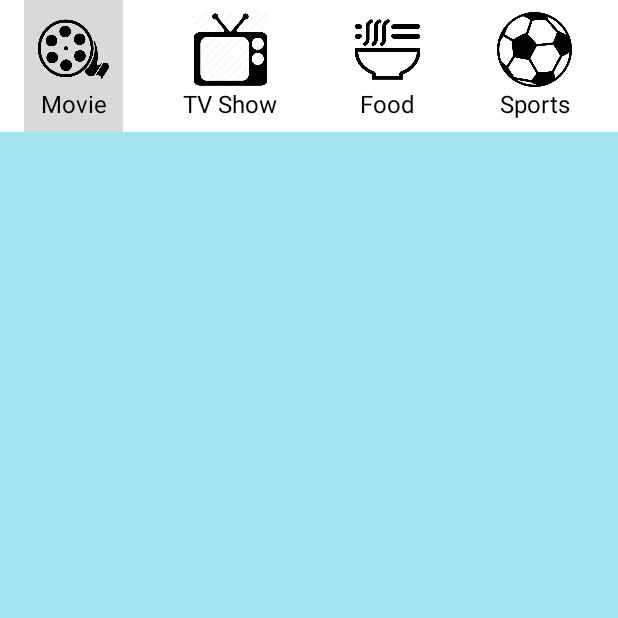
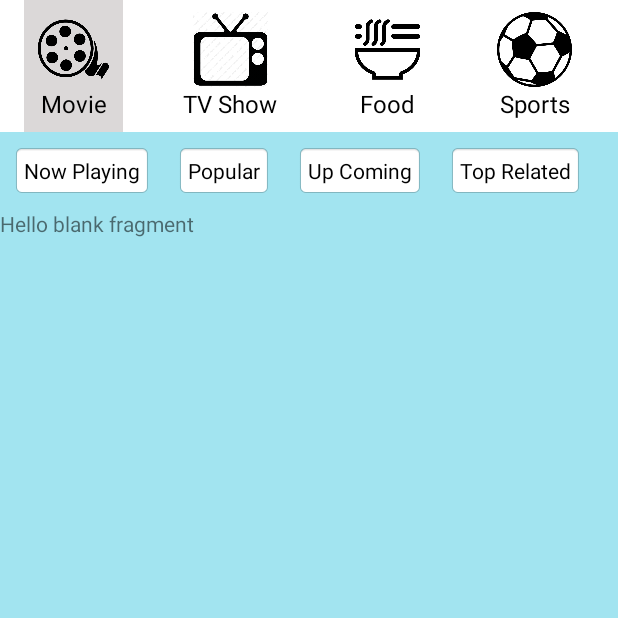
Before and after one commit to kelvintandrio/CaINFO, an Android app: the screen it shows after launch (MainActivity), on a phone screen of 412 x 824 dp, the top half of it. Run offline under Robolectric (Android 15) with nearby library versions, the phone set to English and light mode, and no system bars; our stand-ins replace RxJava; pictures from the network do not load.

Commit message:
create branch movie

```diff
--- a/app/build.gradle.kts
+++ b/app/build.gradle.kts
@@ -45,4 +45,5 @@ dependencies {
 
     implementation(project(":itemData"))
     implementation(project(":repository"))
+    implementation(project(":movieApps"))
 }
--- a/app/src/main/java/algorithm/kelvin/project/ca_info/view/MainActivity.kt
+++ b/app/src/main/java/algorithm/kelvin/project/ca_info/view/MainActivity.kt
@@ -2,7 +2,6 @@ package algorithm.kelvin.project.ca_info.view
 
 import algorithm.kelvin.project.ca_info.R
 import android.os.Bundle
-import android.util.Log
 import androidx.appcompat.app.AppCompatActivity
 import kotlinx.android.synthetic.main.activity_main.*
 
--- a/app/src/main/java/algorithm/kelvin/project/ca_info/view/MovieFragment.kt
+++ b/app/src/main/java/algorithm/kelvin/project/ca_info/view/MovieFragment.kt
@@ -4,6 +4,8 @@ package algorithm.kelvin.project.ca_info.view
 import algorithm.kelvin.project.ca_info.R
 import algorithm.kelvin.project.ca_info.viewmodel.MovieViewModel
 import algorithm.kelvin.project.ca_info.vmfactory.MovieVMFactory
+import algorithm.kelvin.project.movieApps.NowPlaying
+import algorithm.kelvin.project.movieApps.Related
 import algorithm.kelvin.project.repository.BuildConfig
 import android.os.Bundle
 import android.view.LayoutInflater
@@ -18,14 +20,15 @@ import com.bumptech.glide.Glide
 import dataItem.adapter.setupAdapterData
 import dataItem.data.Data
 import io.reactivex.disposables.CompositeDisposable
+import kotlinx.android.synthetic.main.activity_main.*
 import kotlinx.android.synthetic.main.fragment_movie.*
 import kotlinx.android.synthetic.main.item_data_movie.view.*
 
 class MovieFragment : Fragment() {
-    private val mainViewModel by lazy {
+    /*private val mainViewModel by lazy {
         ViewModelProviders.of(this,
             MovieVMFactory(movieRepository = ApiRepository(), compositeDisposable = CompositeDisposable())).get(MovieViewModel::class.java)
-    }
+    }*/
 
     override fun onCreateView(inflater: LayoutInflater, container: ViewGroup?, savedInstanceState: Bundle?): View? {
         return inflater.inflate(R.layout.fragment_movie, container, false)
@@ -33,7 +36,12 @@ class MovieFragment : Fragment() {
 
     override fun onViewCreated(view: View, savedInstanceState: Bundle?) {
         super.onViewCreated(view, savedInstanceState)
-        rvMovie.setupAdapterData<Data.ListCatalog>(R.layout.item_data_movie) {
+
+        val moviePageAdapter = MainPageAdapter(requireFragmentManager())
+        moviePageAdapter.addPageMenu(NowPlaying(), Related())
+        movie_viewpager.adapter = moviePageAdapter
+
+        /*rvMovie.setupAdapterData<Data.ListCatalog>(R.layout.item_data_movie) {
             data {
                 Glide.with(requireContext()).load("${BuildConfig.URL_IMAGE}${item?.poster}").into(viewAdapterData.imgPosterMovie)
                 viewAdapterData.tvTitleMovie.text = item?.title
@@ -47,6 +55,6 @@ class MovieFragment : Fragment() {
             })
             setLayoutManager(linearLayoutManager(), 0)
             setAdapter()
-        }
+        }*/
     }
 }
--- a/app/src/main/java/algorithm/kelvin/project/ca_info/viewmodel/MovieViewModel.kt
+++ b/app/src/main/java/algorithm/kelvin/project/ca_info/viewmodel/MovieViewModel.kt
@@ -9,4 +9,9 @@ import io.reactivex.disposables.CompositeDisposable
 
 class MovieViewModel(private val movieRepository: ApiRepository, private val compositeDisposable: CompositeDisposable): ViewModel() {
     fun getDataMovie(type: String): LiveData<PagedList<Data.ListCatalog>> = movieRepository.getMovie(compositeDisposable, type)
+
+    override fun onCleared() {
+        super.onCleared()
+        compositeDisposable.dispose()
+    }
 }
--- a/app/src/main/res/layout/fragment_movie.xml
+++ b/app/src/main/res/layout/fragment_movie.xml
@@ -1,14 +1,57 @@
 <?xml version="1.0" encoding="utf-8"?>
 <FrameLayout xmlns:android="http://schemas.android.com/apk/res/android"
     xmlns:tools="http://schemas.android.com/tools"
+    xmlns:app="http://schemas.android.com/apk/res-auto"
     style="@style/LayoutWidthHeightTypeOne"
     android:id="@+id/frameMovie"
     android:background="@color/colorBackgroundMovie"
     tools:context=".view.MovieFragment">
 
-    <androidx.recyclerview.widget.RecyclerView
-        android:id="@+id/rvMovie"
-        style="@style/LayoutWidthHeightTypeOne"
-        android:layout_margin="8dp" />
+    <LinearLayout
+        android:orientation="vertical"
+        android:layout_width="match_parent"
+        android:layout_height="wrap_content">
+
+        <HorizontalScrollView
+            android:scrollbars="none"
+            style="@style/LayoutWidthHeightTypeTwo">
+
+            <LinearLayout
+                android:layout_marginTop="8dp"
+                android:orientation="horizontal"
+                android:layout_width="wrap_content"
+                android:layout_height="wrap_content">
+
+                <TextView
+                    android:id="@+id/tvNowPlaying"
+                    style="@style/StyleTabChildItem"
+                    android:text="@string/now_playing"/>
+
+                <TextView
+                    android:id="@+id/tvPopular"
+                    style="@style/StyleTabChildItem"
+                    android:text="@string/popular"/>
+
+                <TextView
+                    android:id="@+id/tvUpComing"
+                    style="@style/StyleTabChildItem"
+                    android:text="@string/up_coming"/>
+
+                <TextView
+                    android:id="@+id/tvTopRelated"
+                    style="@style/StyleTabChildItem"
+                    android:text="@string/top_related"/>
+
+            </LinearLayout>
+
+        </HorizontalScrollView>
+
+        <androidx.viewpager.widget.ViewPager
+            android:id="@+id/movie_viewpager"
+            android:layout_marginTop="8dp"
+            style="@style/LayoutWidthHeightTypeOne"
+            app:layout_behavior="com.google.android.material.appbar.AppBarLayout$ScrollingViewBehavior" />
+
+    </LinearLayout>
 
 </FrameLayout>
--- a/app/src/main/res/values/strings.xml
+++ b/app/src/main/res/values/strings.xml
@@ -11,4 +11,8 @@
     <string name="hello_blank_fragment">Hello blank fragment</string>
     <string name="title">Title</string>
     <string name="date">Date</string>
+    <string name="now_playing">Now Playing</string>
+    <string name="popular">Popular</string>
+    <string name="up_coming">Up Coming</string>
+    <string name="top_related">Top Related</string>
 </resources>
--- a/app/src/main/res/values/styles.xml
+++ b/app/src/main/res/values/styles.xml
@@ -43,4 +43,14 @@
         <item name="android:textColor">@android:color/black</item>
     </style>
 
+    <style name="StyleTabChildItem">
+        <item name="android:layout_width">wrap_content</item>
+        <item name="android:layout_height">wrap_content</item>
+        <item name="android:background">@android:drawable/editbox_background</item>
+        <item name="android:padding">8dp</item>
+        <item name="android:layout_marginLeft">8dp</item>
+        <item name="android:layout_marginRight">8dp</item>
+        <item name="android:textColor">@android:color/black</item>
+    </style>
+
 </resources>
--- /dev/null
+++ b/movieApps/src/main/AndroidManifest.xml
@@ -0,0 +1,4 @@
+<manifest package="algorithm.kelvin.project.movieApps"
+    xmlns:android="http://schemas.android.com/apk/res/android">
+    <uses-permission android:name="android.permission.INTERNET"/>
+</manifest>
--- /dev/null
+++ b/movieApps/src/main/java/algorithm/kelvin/project/movieApps/NowPlaying.kt
@@ -0,0 +1,18 @@
+package algorithm.kelvin.project.movieApps
+
+import android.os.Bundle
+import androidx.fragment.app.Fragment
+import android.view.LayoutInflater
+import android.view.View
+import android.view.ViewGroup
+
+class NowPlaying : Fragment() {
+
+    override fun onCreateView(inflater: LayoutInflater, container: ViewGroup?, savedInstanceState: Bundle?): View? {
+        return inflater.inflate(R.layout.fragment_now_playing, container, false)
+    }
+
+    override fun onViewCreated(view: View, savedInstanceState: Bundle?) {
+        super.onViewCreated(view, savedInstanceState)
+    }
+}
--- /dev/null
+++ b/movieApps/src/main/java/algorithm/kelvin/project/movieApps/Related.kt
@@ -0,0 +1,15 @@
+package algorithm.kelvin.project.movieApps
+
+import android.os.Bundle
+import androidx.fragment.app.Fragment
+import android.view.LayoutInflater
+import android.view.View
+import android.view.ViewGroup
+
+class Related : Fragment() {
+
+    override fun onCreateView(inflater: LayoutInflater, container: ViewGroup?, savedInstanceState: Bundle?): View? {
+        // Inflate the layout for this fragment
+        return inflater.inflate(R.layout.fragment_related, container, false)
+    }
+}
--- /dev/null
+++ b/movieApps/src/main/res/layout/fragment_now_playing.xml
@@ -0,0 +1,14 @@
+<?xml version="1.0" encoding="utf-8"?>
+<FrameLayout xmlns:android="http://schemas.android.com/apk/res/android"
+    xmlns:tools="http://schemas.android.com/tools"
+    android:layout_width="match_parent"
+    android:layout_height="match_parent"
+    tools:context=".NowPlaying">
+
+    <!-- TODO: Update blank fragment layout -->
+    <TextView
+        android:layout_width="match_parent"
+        android:layout_height="match_parent"
+        android:text="@string/hello_blank_fragment" />
+
+</FrameLayout>
--- /dev/null
+++ b/movieApps/src/main/res/values/strings.xml
@@ -0,0 +1,6 @@
+<resources>
+
+    <!-- TODO: Remove or change this placeholder text -->
+    <string name="hello_blank_fragment">Hello blank fragment</string>
+
+</resources>
--- a/repository/src/main/java/api/movie/ApiRepository.kt
+++ b/repository/src/main/java/api/movie/ApiRepository.kt
@@ -1,7 +1,6 @@
 package api.movie
 
 import androidx.lifecycle.LiveData
-import androidx.lifecycle.MutableLiveData
 import androidx.paging.LivePagedListBuilder
 import androidx.paging.PagedList
 import api.ApiService
--- a/settings.gradle.kts
+++ b/settings.gradle.kts
@@ -1,2 +1,2 @@
-include (":app",":itemData",":repository")
+include (":app",":itemData",":repository",":movieApps")
 rootProject.name="CaInfo"
```
Also changed, not shown: movieApps/build.gradle.kts (added, +32 -0 lines), movieApps/src/main/res/layout/fragment_related.xml (added, +14 -0 lines), 153 other files.
